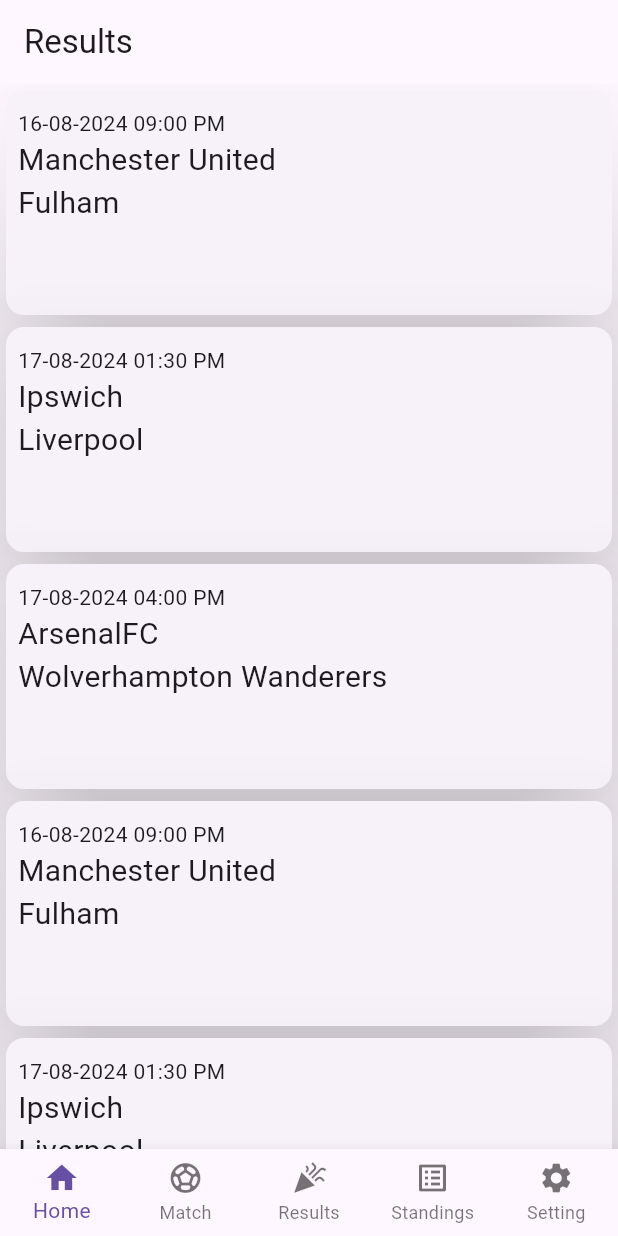
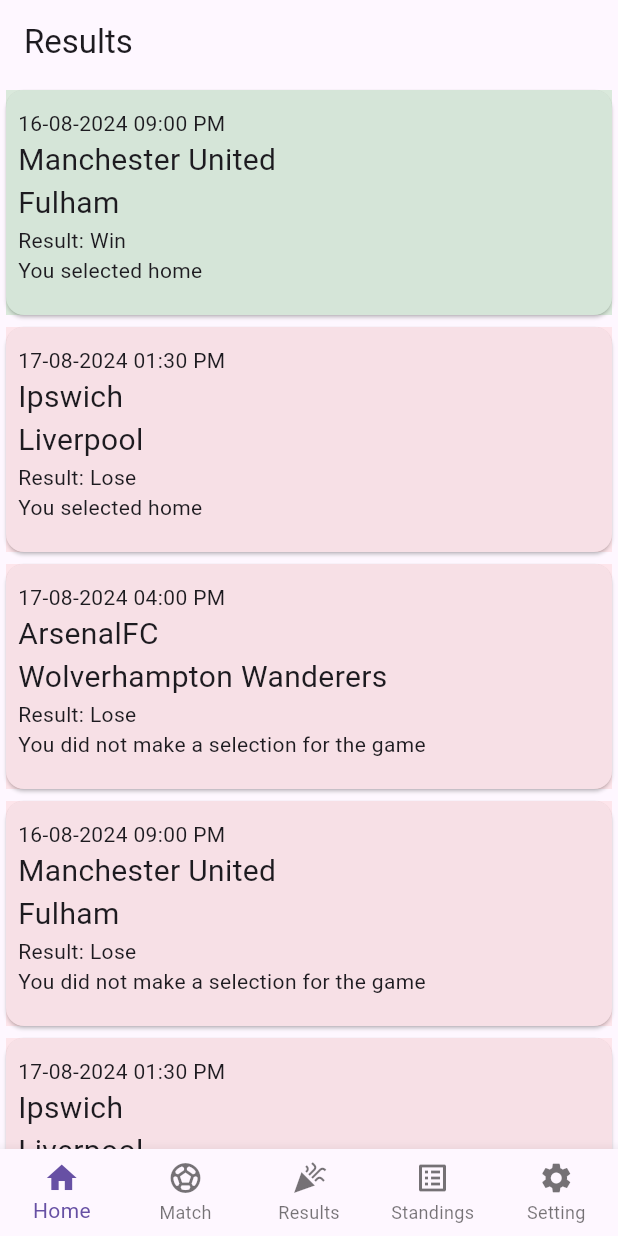
Before and after one commit to CdeJohane/soccer_prediction_app, a Flutter app: the HomePage screen opened directly, item 3 of the bottom bar chosen, on a phone screen of 412 x 824 dp. Run offline on Flutter 3.47's test engine with Material 3 defaults, Android fonts, the phone set to English and light mode, and no system bars; our stand-ins replace firebase_auth, firebase_core, flutter_dotenv, flutter_riverpod, fluttertoast; accounts and stored records are empty.

Commit message:
Results Page SHown

```diff
--- a/lib/model/dummy_data.dart
+++ b/lib/model/dummy_data.dart
@@ -27,7 +27,7 @@ final List<Match> matchList = [
 
 final List<Selection> allSelections = [
   Selection(selectionID: 1, playerID: 1, matchID: 1, teamChoice: 1, resultAdded: false),
-  Selection(selectionID: 2, playerID: 2, matchID: 1, teamChoice: 2,resultAdded: false),
+  Selection(selectionID: 2, playerID: 2, matchID: 1, teamChoice: 1,resultAdded: false),
   Selection(selectionID: 3, playerID: 3, matchID: 1, teamChoice: 0, resultAdded: false),
   Selection(selectionID: 4, playerID: 4, matchID: 1, teamChoice: 1, resultAdded: false),
   Selection(selectionID: 5, playerID: 5, matchID: 1, teamChoice: 2, resultAdded: false),
--- a/lib/pages/results.dart
+++ b/lib/pages/results.dart
@@ -43,15 +43,28 @@ class Results extends StatelessWidget {
       child: ListView.builder(
         itemCount: results.length,
         itemBuilder: (context, index) {
+          final List<String> hW = [
+            'draw',
+            'home',
+            'away'
+          ];
+          // Get Result bet
+          int betResult = -1;
+          int indexResult = dummyPlayers[1].myPredictions.indexWhere((element) => element.matchID == results[index].matchID);
+          if(indexResult != -1){
+            betResult = dummyPlayers[1].myPredictions[indexResult].winOrLose;
+          }
           // Get proper match time
           String matchDate = DateFormat('dd-MM-yyyy hh:mm a').format(results[index].date);
 
           return Card(
-            elevation: 50,
-            shadowColor: Colors.black,
+
             child: SizedBox(
+
               width: MediaQuery.of(context).size.width * 0.7,
               height: 150,
+              child: Container(
+                color: betResult == 1 ? Colors.green.withOpacity(0.2) : Colors.red.withOpacity(0.1),
                 child: Padding(
                   padding: const EdgeInsets.only(top: 12.0, left: 8.0),
                   child: Column(
@@ -74,7 +87,20 @@ class Results extends StatelessWidget {
                           fontSize: 20,
                         ),
                       ),
+
+                      // Result for whether you won or lost
+                      Text(
+                        'Result: ${betResult == 1 ? 'Win' : 'Lose'}'
+                      ),
+
+                      // What the Player Actually Picked
+                      Text(
+                        betResult == -1
+                          ? 'You did not make a selection for the game'
+                          : 'You selected ${hW[dummyPlayers[1].myPredictions[indexResult].teamChoice]}'
+                      )
                     ],
+                  ),
                 ),
               ),
             ),
```
Lines whose indentation alone changed are shown as unchanged.
